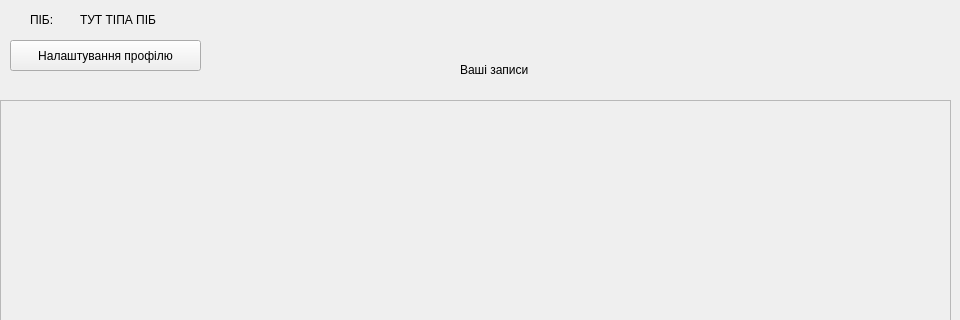
Old version of the form mainwindow.ui in the repository letsexisttogether/MedicalDocuments; both pictures show x 0 to 960 and y 0 to 320 of the 960 by 600 pixel window.
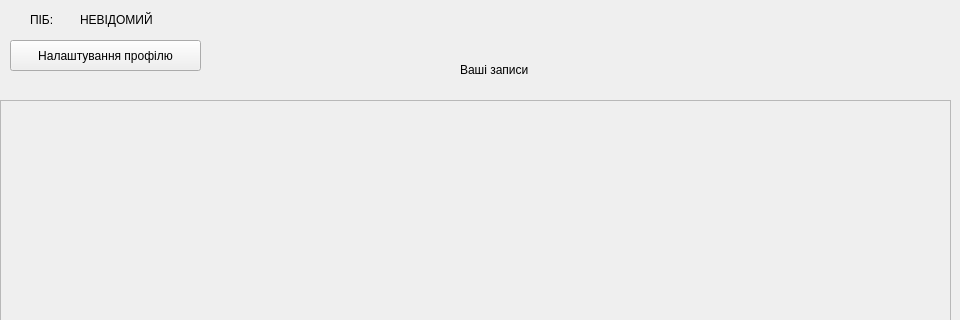
New version of the form.

What changed in the file:
```diff
--- a/mainwindow.ui
+++ b/mainwindow.ui
@@ -60,7 +60,7 @@
      </rect>
     </property>
     <property name="text">
-     <string>ТУТ ТІПА ПІБ</string>
+     <string>НЕВІДОМИЙ</string>
     </property>
    </widget>
    <widget class="QLabel" name="label_3">
```
